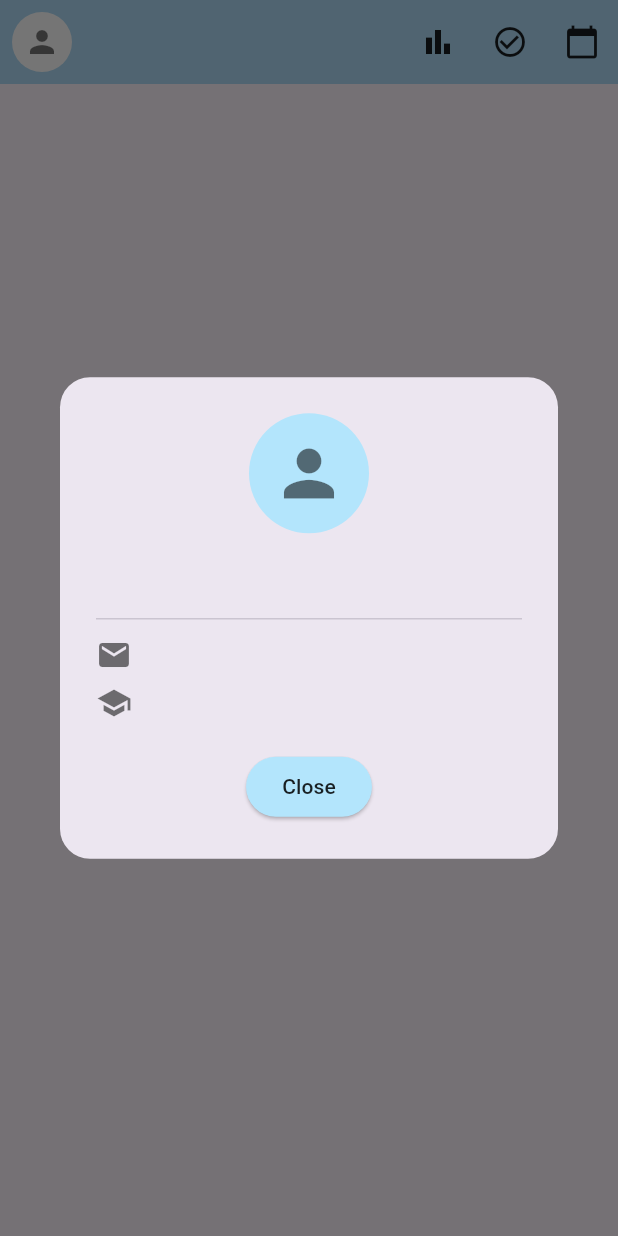
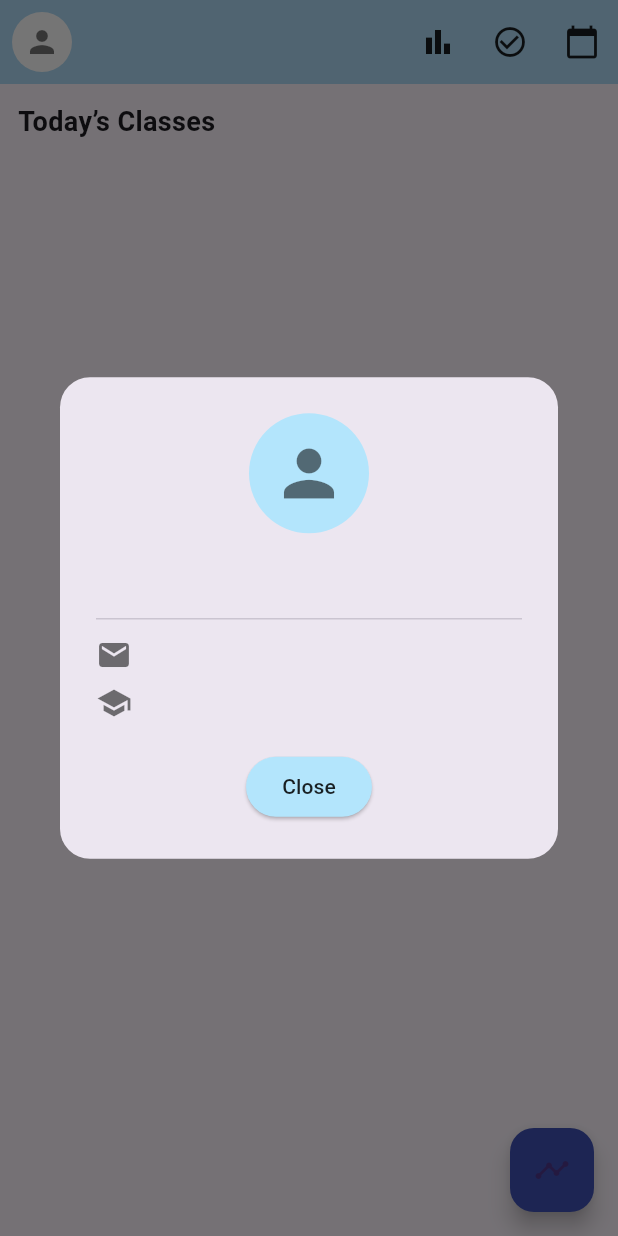
Before and after one commit to fedupGenJi/ClassPulse, a Flutter app: the HomePage screen opened directly, after a tap on the "person" icon, on a phone screen of 412 x 824 dp. Run offline on Flutter 3.47's test engine with Material 3 defaults, Android fonts, the phone set to English and light mode, and no system bars; our stand-ins replace fl_chart, shared_preferences; accounts and stored records are empty.

```diff
--- a/lib/attendance.dart
+++ b/lib/attendance.dart
@@ -667,3 +667,37 @@ Future<Map<String, Map<String, int>>> getAttendanceSummary() async {
     ),
   );
 }
+
+Future<Map<String, dynamic>> fetchTodayClassesForHomePage() async {
+  final prefs = await SharedPreferences.getInstance();
+  final semesterStartStr = prefs.getString('semesterStartDate');
+  final timetableStr = prefs.getString('optimizedTimetable');
+  final attendanceStr = prefs.getString('attendanceLog') ?? '{}';
+
+  if (semesterStartStr == null || timetableStr == null) return {};
+
+  final semesterStart = DateTime.parse(semesterStartStr);
+  final today = DateTime.now();
+  if (today.isBefore(semesterStart)) return {};
+
+  final timetable = jsonDecode(timetableStr);
+  final attendanceLog = jsonDecode(attendanceStr);
+
+  final currentDay = ['Sunday', 'Monday', 'Tuesday', 'Wednesday', 'Thursday', 'Friday', 'Saturday'][today.weekday % 7];
+  final dateKey = today.toIso8601String().split('T')[0];
+
+  final daySchedule = List<Map<String, dynamic>>.from(timetable[currentDay] ?? []);
+  final attendanceMap = Map<String, String>.from(attendanceLog[dateKey] ?? {});
+  final extras = List<Map<String, dynamic>>.from(attendanceLog['extra_$dateKey'] ?? []);
+
+  final nonYippeeClasses = daySchedule.where((item) => item['class'] != 'Break' && item['class'] != 'YIPPEE').toList();
+
+  final isYippeeDay = nonYippeeClasses.isEmpty && extras.isEmpty && daySchedule.any((c) => c['class'] == 'YIPPEE');
+
+  return {
+    'classes': nonYippeeClasses,
+    'extras': extras,
+    'attendance': attendanceMap,
+    'isYippee': isYippeeDay
+  };
+}
--- a/lib/homepage.dart
+++ b/lib/homepage.dart
@@ -1,6 +1,7 @@
 import 'package:flutter/material.dart';
 import 'package:shared_preferences/shared_preferences.dart';
 import 'schedule.dart';
+import 'weeklyStats.dart';
 import 'attendance.dart';
 import 'statsPage.dart';
 
@@ -16,10 +17,15 @@ class _HomePageState extends State<HomePage> {
   String userGmail = '';
   String userCourse = '';
 
+  Map<String, String> todayAttendance = {};
+  List<Map<String, dynamic>> todayClasses = [];
+  List<Map<String, dynamic>> extraClasses = [];
+
   @override
   void initState() {
     super.initState();
     _loadSessionData();
+    _loadTodaySchedule();
   }
 
   Future<void> _loadSessionData() async {
@@ -28,6 +34,20 @@ class _HomePageState extends State<HomePage> {
       userName = prefs.getString('userName') ?? '';
       userGmail = prefs.getString('userGmail') ?? '';
       userCourse = prefs.getString('userCourse') ?? '';
+    });
+  }
+
+  Future<void> _loadTodaySchedule() async {
+    final data = await fetchTodayClassesForHomePage();
+    setState(() {
+      todayClasses = data['classes'] ?? [];
+      extraClasses = data['extras'] ?? [];
+      todayAttendance = data['attendance'] ?? {};
+      if (data['isYippee'] == true) {
+        todayClasses = [
+          {'class': 'YIPPEE! Enjoy your free day 🎉', 'start': '', 'end': ''},
+        ];
+      }
     });
   }
 
@@ -112,6 +132,89 @@ class _HomePageState extends State<HomePage> {
     }
   }
 
+  Widget _buildTodayCard(
+    String title,
+    String time,
+    String status, {
+    bool isExtra = false,
+  }) {
+    if (title.startsWith("YIPPEE!")) {
+      double screenWidth = MediaQuery.of(context).size.width;
+      return Container(
+        width: screenWidth - 24,
+        margin: const EdgeInsets.only(right: 12),
+        padding: const EdgeInsets.all(16),
+        decoration: BoxDecoration(
+          color: Colors.amber[100],
+          borderRadius: BorderRadius.circular(16),
+          boxShadow: [
+            BoxShadow(
+              color: Colors.grey.shade300,
+              blurRadius: 6,
+              offset: const Offset(2, 2),
+            ),
+          ],
+        ),
+        child: Center(
+          child: Text(
+            title,
+            style: const TextStyle(fontSize: 16, fontWeight: FontWeight.bold),
+            textAlign: TextAlign.center,
+          ),
+        ),
+      );
+    }
+
+    return Container(
+      width: 180,
+      margin: const EdgeInsets.only(right: 12),
+      padding: const EdgeInsets.all(12),
+      decoration: BoxDecoration(
+        color: Colors.white,
+        borderRadius: BorderRadius.circular(12),
+        boxShadow: [
+          BoxShadow(
+            color: Colors.grey.shade300,
+            blurRadius: 6,
+            offset: const Offset(2, 2),
+          ),
+        ],
+      ),
+      child: Column(
+        crossAxisAlignment: CrossAxisAlignment.start,
+        children: [
+          if (isExtra)
+            const Text(
+              "Extra Class",
+              style: TextStyle(
+                fontSize: 11,
+                fontWeight: FontWeight.bold,
+                color: Colors.deepOrange,
+              ),
+            ),
+          Text(
+            title,
+            style: const TextStyle(fontWeight: FontWeight.bold, fontSize: 16),
+          ),
+          const SizedBox(height: 6),
+          Text(time, style: const TextStyle(fontSize: 14)),
+          const Spacer(),
+          Text(
+            "Status: $status",
+            style: TextStyle(
+              color:
+                  status == 'Present'
+                      ? Colors.green
+                      : status == 'Absent'
+                      ? Colors.red
+                      : Colors.grey,
+            ),
+          ),
+        ],
+      ),
+    );
+  }
+
   @override
   Widget build(BuildContext context) {
     return Scaffold(
@@ -150,10 +253,57 @@ class _HomePageState extends State<HomePage> {
           ),
         ],
       ),
-      body: const Center(
-        child: Text(
-          'Welcome to Attendance Tracker!',
-          style: TextStyle(fontSize: 18, color: Colors.black87),
+      floatingActionButton: FloatingActionButton(
+        backgroundColor: Colors.indigo,
+        onPressed:
+            () => Navigator.push(
+              context,
+              MaterialPageRoute(builder: (_) => const WeeklyStatsPage()),
+            ),
+        child: const Icon(Icons.timeline),
+        tooltip: 'View Weekly Stats',
+      ),
+      body: RefreshIndicator(
+        onRefresh: _loadTodaySchedule,
+        child: ListView(
+          padding: const EdgeInsets.all(12.0),
+          children: [
+            const Text(
+              "Today’s Classes",
+              style: TextStyle(fontSize: 18, fontWeight: FontWeight.bold),
+            ),
+            const SizedBox(height: 8),
+            SizedBox(
+              height: 130,
+              child: ListView(
+                scrollDirection: Axis.horizontal,
+                children: [
+                  ...todayClasses.map(
+                    (cls) => _buildTodayCard(
+                      cls['class'],
+                      "${cls['start']} - ${cls['end']}",
+                      todayAttendance[cls['start']] ?? 'Unmarked',
+                    ),
+                  ),
+                  ...extraClasses.map(
+                    (cls) => _buildTodayCard(
+                      cls['name'],
+                      "${cls['start']} - ${cls['end']}",
+                      todayAttendance["extra_${cls['start']}"] ?? 'Unmarked',
+                      isExtra: true,
+                    ),
+                  ),
+                ],
+              ),
+            ),
+            const SizedBox(height: 16),
+            const Center(
+              child: Text(
+                'Welcome to Attendance Tracker!',
+                style: TextStyle(fontSize: 18, color: Colors.black87),
+              ),
+            ),
+          ],
         ),
       ),
     );
```
Also changed, not shown: lib/weeklyStats.dart (added, +331 -0 lines).
